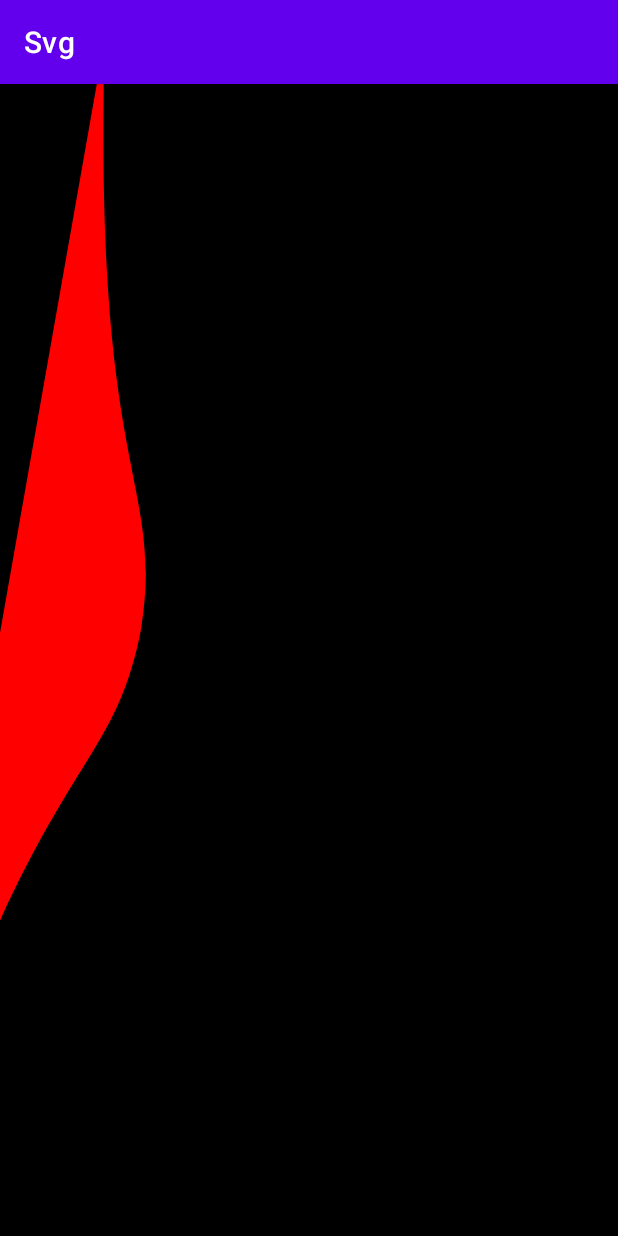
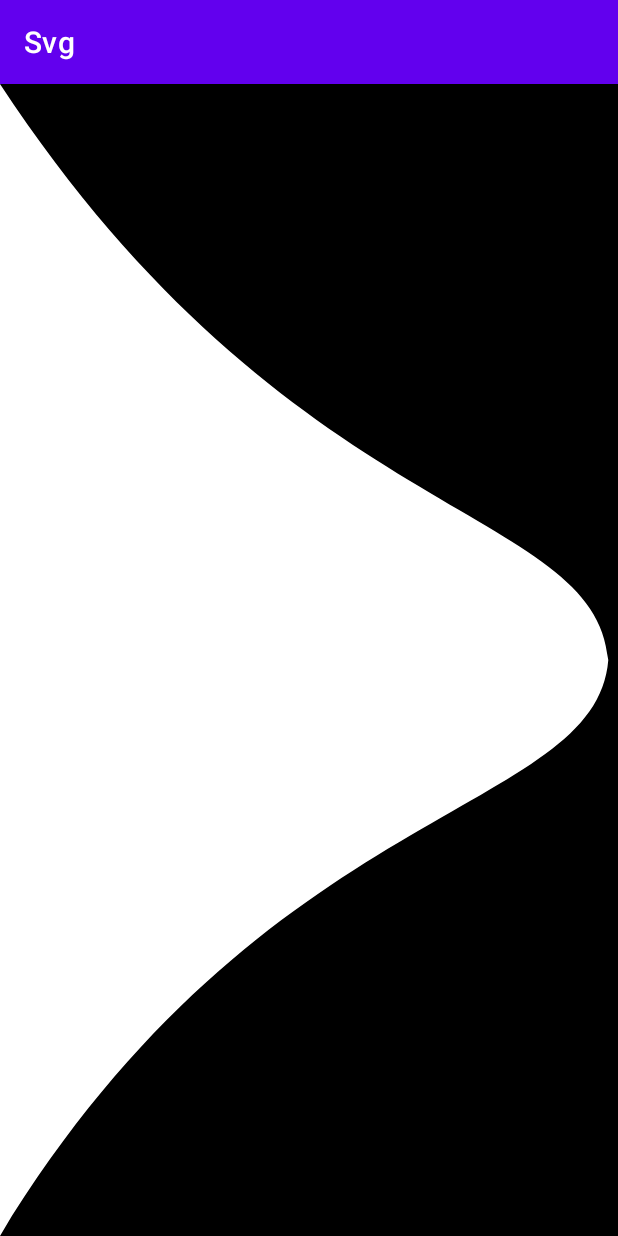
Before and after one commit to jabin-ma/KT_Playground, an Android app: the screen it shows after launch (MainActivity), on a phone screen of 412 x 824 dp. Run offline under Robolectric (Android 15) with nearby library versions, the phone set to English and light mode, and no system bars.

```diff
--- a/svg/src/main/java/com/example/svg/AnimatedPath.java
+++ b/svg/src/main/java/com/example/svg/AnimatedPath.java
@@ -33,12 +33,12 @@ public class AnimatedPath {
         updateMatrix();
     }
 
-    boolean adaptiveWidth = true;
+    boolean adaptiveWidth = false;
     private void updateMatrix() {
         mPostMatrix.reset();
         float width = adaptiveWidth?displayHeight * (viewportWidth/viewportHeight):displayWidth;
         mPostMatrix.postScale(width / viewportWidth, displayHeight / viewportHeight);
-        mPostMatrix.postRotate(10, displayWidth * 0.5f, displayHeight * 0.5f);
+        mPostMatrix.postRotate(0, displayWidth * 0.5f, displayHeight * 0.5f);
     }
 
     public Path animatedPath(float fraction) {
--- a/svg/src/main/java/com/example/svg/CView2.java
+++ b/svg/src/main/java/com/example/svg/CView2.java
@@ -1,5 +1,8 @@
 package com.example.svg;
 
+import android.animation.PropertyValuesHolder;
+import android.animation.TypeEvaluator;
+import android.animation.ValueAnimator;
 import android.content.Context;
 import android.graphics.Canvas;
 import android.graphics.Color;
@@ -9,6 +12,7 @@ import android.graphics.Path;
 import android.graphics.PointF;
 import android.util.AttributeSet;
 import android.util.Log;
+import android.view.MotionEvent;
 import android.view.View;
 
 import androidx.annotation.Nullable;
@@ -19,10 +23,19 @@ public class CView2 extends View {
 
     String TAG="Cview2";
     Paint mBezierPaint = new Paint();
+    float fraction = 0f;
+    ValueAnimator valueAnimator = ValueAnimator.ofFloat(0,1);
 
     public CView2(Context context) {
         super(context);
         initPaint();
+
+    }
+
+
+    void setFraction(float fraction){
+        this.fraction = fraction;
+        invalidate();
     }
 
     public CView2(Context context, @Nullable AttributeSet attrs) {
@@ -36,29 +49,35 @@ public class CView2 extends View {
 
 
     void initPaint() {
+        mBezierPaint.setAntiAlias(true);
         mBezierPaint.setStrokeWidth(1);
-        mBezierPaint.setColor(Color.RED);
+        mBezierPaint.setColor(Color.WHITE);
+        valueAnimator.setDuration(10000);
+        valueAnimator.addUpdateListener(it->setFraction(it.getAnimatedFraction()));
     }
 
-    private AnimatedPath edgePath = new AnimatedPath(24,200,
-            "M8.74228e-06 100L1.74846e-05 -2.09815e-06C11.5 77 23.5 73 24 100C23.5 127 10.5 124 0 200L8.74228e-06 100Z",
+    private final AnimatedPath edgePath = new AnimatedPath(24,200,
+            "M8.74228e-06 100L1.74846e-05 -2.09815e-06C0 77 0 73 0 100C0 127 0 124 0 200L8.74228e-06 100Z",
             "M8.74228e-06 100L1.74846e-05 -2.09815e-06C11.5 77 23.5 73 24 100C23.5 127 10.5 124 0 200L8.74228e-06 100Z");
 
 
     @Override
     protected void onSizeChanged(int w, int h, int oldw, int oldh) {
         super.onSizeChanged(w, h, oldw, oldh);
-/*        float width = h * (viewportWidth/viewportHeight);
-
-        mFinalPathMatrix.setScale( width /viewportWidth,h/viewportHeight);
-        mFinalPathMatrix.postRotate(180,w*0.5f,h*0.5f);*/
         edgePath.setDisplaySize(w,h);
-        invalidate();
+        valueAnimator.start();
     }
 
     @Override
     protected void onDraw(Canvas canvas) {
         canvas.drawColor(Color.BLACK);
-        canvas.drawPath(edgePath.animatedPath(0.5f), mBezierPaint);
+        Log.d(TAG, "onDraw: f:"+fraction);
+        canvas.drawPath(edgePath.animatedPath(fraction), mBezierPaint);
+    }
+
+    @Override
+    public boolean onTouchEvent(MotionEvent event) {
+
+        return true;
     }
 }
```
Also changed, not shown: svg/src/main/res/drawable/ic_static_allow.xml (+8 -5 lines), svg/src/main/res/drawable/ic_static_sx.xml (+14 -5 lines).
